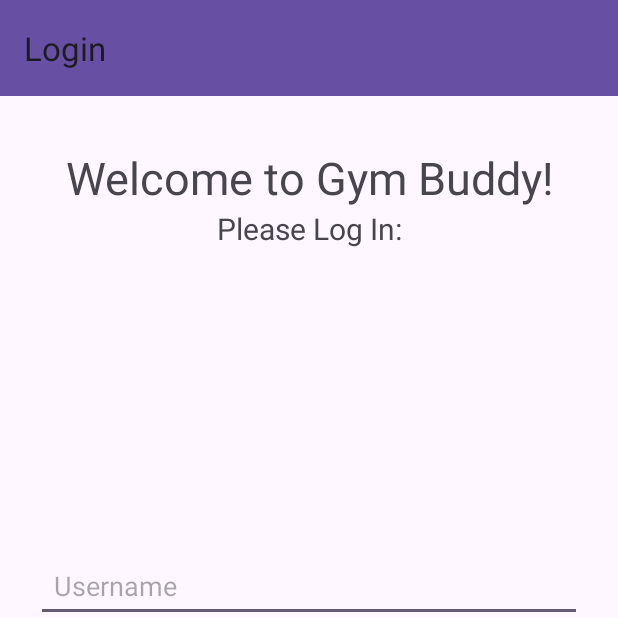
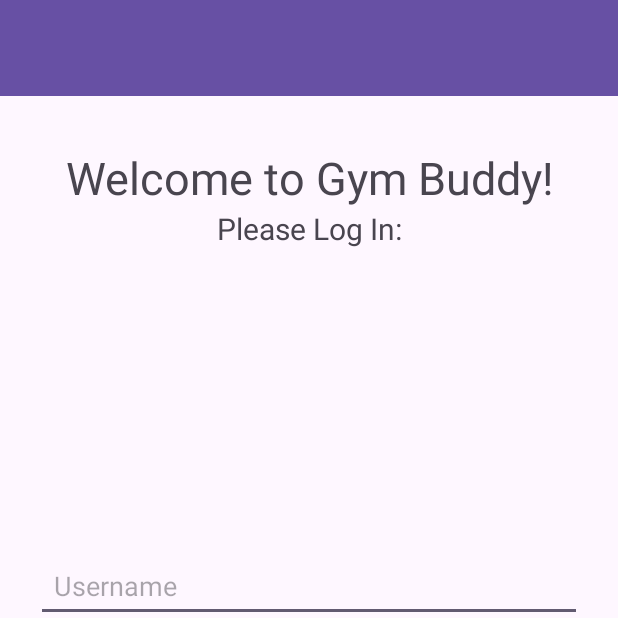
Before and after one commit to NoahPetersen38/CS407-Final-GymBuddy, an Android app: the screen it shows after launch (MainActivity), on a phone screen of 412 x 824 dp, the top half of it. Run offline under Robolectric (Android 15) with nearby library versions, the phone set to English and light mode, and no system bars; our stand-ins replace navigation-ui.

Commit message:
Fix Nav system so pages appear on correct navbar clicks, removed top of the screen navigation

```diff
--- a/app/src/main/java/com/cs407/gymsocialapp/MainActivity.kt
+++ b/app/src/main/java/com/cs407/gymsocialapp/MainActivity.kt
@@ -7,25 +7,23 @@ import androidx.core.view.ViewCompat
 import androidx.core.view.WindowInsetsCompat
 import androidx.navigation.findNavController
 import androidx.navigation.fragment.NavHostFragment
+import androidx.navigation.ui.NavigationUI
 import androidx.navigation.ui.setupActionBarWithNavController
 import com.google.android.material.appbar.MaterialToolbar
+import com.google.android.material.bottomnavigation.BottomNavigationView
 
 class MainActivity : AppCompatActivity() {
     override fun onCreate(savedInstanceState: Bundle?) {
         super.onCreate(savedInstanceState)
         setContentView(R.layout.activity_main)
 
-        // Set up the Toolbar as the ActionBar
-        val toolbar = findViewById<MaterialToolbar>(R.id.toolbar)
-        setSupportActionBar(toolbar)
-
         // Get NavController from NavHostFragment
         val navHostFragment = supportFragmentManager
             .findFragmentById(R.id.nav_host_fragment) as NavHostFragment
         val navController = navHostFragment.navController
 
-        // Set up ActionBar with NavController
-        setupActionBarWithNavController(navController)
+        val bottomNavigationView = findViewById<BottomNavigationView>(R.id.bottom_navigation)
+        NavigationUI.setupWithNavController(bottomNavigationView, navController)
     }
 
     override fun onSupportNavigateUp(): Boolean {
```
